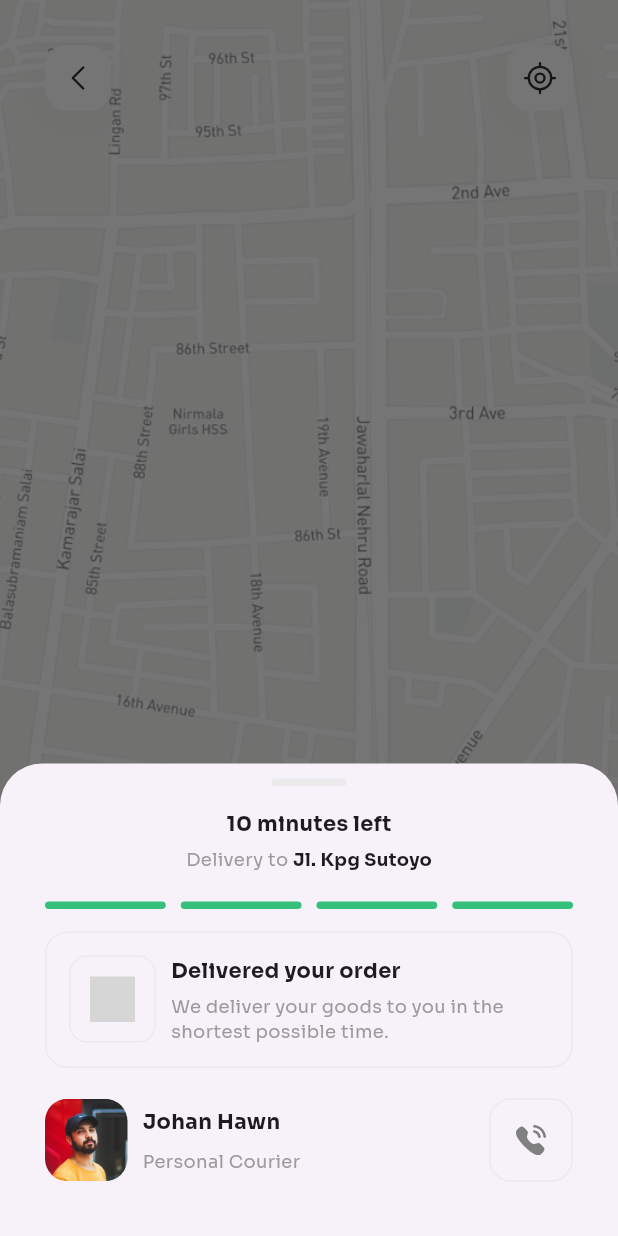
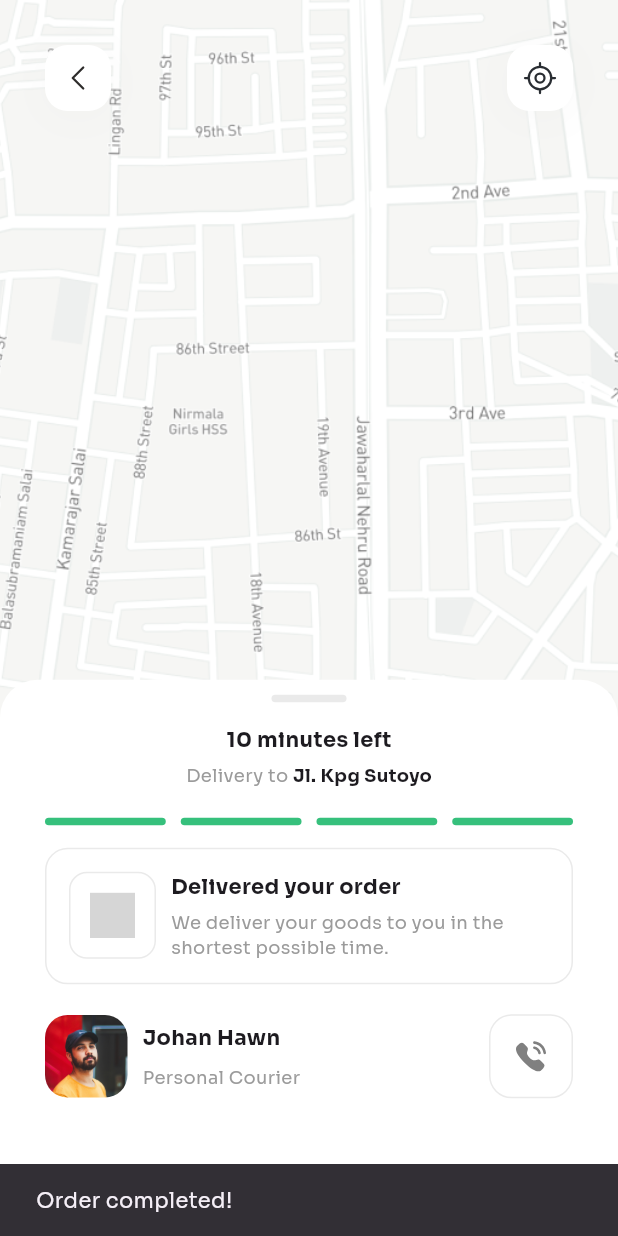
Before and after one commit to theArtistSam/Flutter-CoffeeStoreApp, a Flutter app: the OrderPage screen opened directly, after a tap on "Order", on a phone screen of 412 x 824 dp. Run offline on Flutter 3.47's test engine with Material 3 defaults, Android fonts, the phone set to English and light mode, and no system bars; our stand-ins replace flutter_svg, google_fonts; project files that could hold a hidden picture were left out; grey boxes are pictures that could not be loaded.

Commit message:
Draggable Bottom Sheet Added

```diff
--- a/lib/pages/delivery/delivery_page.dart
+++ b/lib/pages/delivery/delivery_page.dart
@@ -3,32 +3,100 @@ import 'package:coffee_app/utils/font.dart';
 import 'package:flutter/material.dart';
 import 'package:flutter_svg/flutter_svg.dart';
 
-class DeliveryPage extends StatefulWidget {
+class DeliveryPage extends StatelessWidget {
   const DeliveryPage({super.key});
 
   @override
-  State<DeliveryPage> createState() => _DeliveryPageState();
+  Widget build(BuildContext context) {
+    final statusBarHeight = MediaQuery.of(context).padding.top;
+
+    return Scaffold(
+      backgroundColor: backgroundColor,
+      body: Stack(
+        children: [
+          Image.asset(
+            'assets/images/map.png',
+            fit: BoxFit.cover,
+            width: double.infinity,
+            height: double.infinity,
+          ),
+          DraggableScrollableSheet(
+              initialChildSize: 0.45,
+              minChildSize: 0.37,
+              maxChildSize: .5,
+              builder: (context, controller) => _showBottomSheet(controller)),
+          Padding(
+            padding: EdgeInsets.symmetric(
+                horizontal: 30, vertical: 30 + statusBarHeight),
+            child: Row(
+              children: [
+                InkWell(
+                  onTap: () {
+                    Navigator.pop(context);
+                  },
+                  child: Container(
+                    decoration: BoxDecoration(
+                      color: Colors.white,
+                      borderRadius: BorderRadius.circular(15),
+                      boxShadow: [
+                        BoxShadow(
+                          color: const Color(0xffE4E4E4).withOpacity(0.25),
+                          spreadRadius: 0,
+                          blurRadius: 24,
+                          offset:
+                              const Offset(0, 4), // changes position of shadow
+                        ),
+                      ],
+                    ),
+                    child: Padding(
+                      padding: const EdgeInsets.all(10),
+                      child: SvgPicture.asset(
+                        'assets/icons/back-arrow.svg',
+                      ),
+                    ),
+                  ),
+                ),
+                const Spacer(),
+                Container(
+                  decoration: BoxDecoration(
+                    color: Colors.white,
+                    borderRadius: BorderRadius.circular(15),
+                    boxShadow: [
+                      BoxShadow(
+                        color: const Color(0xffE4E4E4).withOpacity(0.25),
+                        spreadRadius: 0,
+                        blurRadius: 24,
+                        offset:
+                            const Offset(0, 4), // changes position of shadow
+                      ),
+                    ],
+                  ),
+                  child: Padding(
+                    padding: const EdgeInsets.all(10),
+                    child: SvgPicture.asset(
+                      'assets/icons/gps.svg',
+                    ),
+                  ),
+                )
+              ],
+            ),
+          ),
+        ],
+      ),
+    );
   }
 
-class _DeliveryPageState extends State<DeliveryPage> {
-  /// create a bottom drawer controller to control the drawer.
-  @override
-  void initState() {
-    super.initState();
-    WidgetsBinding.instance.addPostFrameCallback((_) {
-      _showModalBottomSheet(context);
-    });
-  }
-
-
-
-void _showModalBottomSheet(BuildContext context) {
-  showModalBottomSheet(
-    context: context,
-    builder: (BuildContext context) {
-      return SizedBox(
-        height: 315,
-        child: Padding(
+  Widget _showBottomSheet(controller) => Container(
+        decoration: BoxDecoration(
+          color: Colors.white,
+          borderRadius: BorderRadius.circular(25),
+        ),
+        child: ListView(
+          // physics: const BouncingScrollPhysics(),
+          padding: const EdgeInsets.all(0),
+          controller: controller,
+          children: [
+            Padding(
               padding: const EdgeInsets.only(
                 left: 30,
                 right: 30,
@@ -150,7 +218,8 @@ void _showModalBottomSheet(BuildContext context) {
                                 ),
                                 const SizedBox(height: 5),
                                 Font(
-                              text: "We deliver your goods to you in the shortest possible time.",
+                                  text:
+                                      "We deliver your goods to you in the shortest possible time.",
                                   fontSize: 12,
                                   fontWeight: "Regular",
                                   color: secondaryTextColor,
@@ -219,87 +288,8 @@ void _showModalBottomSheet(BuildContext context) {
                   // SizedBox(height: gestureBarHeight),
                 ],
               ),
-        ),
-      );
-    },
-  );
-}
-
-  @override
-  Widget build(BuildContext context) {
-    final screenWidth = MediaQuery.of(context).size.width;
-    final statusBarHeight = MediaQuery.of(context).padding.top;
-    final gestureBarHeight = MediaQuery.of(context).padding.bottom;
-
-    return Scaffold(
-      backgroundColor: Colors.white,
-      body: Stack(
-        children: [
-          Image.asset(
-            'assets/images/map.png',
-            fit: BoxFit.cover,
-            width: double.infinity,
-            height: double.infinity,
-          ),
-          Padding(
-            padding: EdgeInsets.symmetric(
-              horizontal: 30,
-              vertical: 30 + statusBarHeight
-            ),
-            child: Row(
-              children: [
-                GestureDetector(
-                  onTap: (){
-                    Navigator.pop(context);
-                  },
-                  child: Container(
-                    decoration: BoxDecoration(
-                      color: Colors.white,
-                      borderRadius: BorderRadius.circular(15),
-                      boxShadow: [
-                        BoxShadow(
-                          color: const Color(0xffE4E4E4).withOpacity(0.25),
-                          spreadRadius: 0,
-                          blurRadius: 24,
-                          offset: const Offset(0, 4), // changes position of shadow
-                        ),
-                      ],
-                    ),
-                    child: Padding(
-                      padding: const EdgeInsets.all(10),
-                      child: SvgPicture.asset(
-                        'assets/icons/back-arrow.svg',
-                      ),
-                    ),
-                  ),
-                ),
-                const Spacer(),
-                Container(
-                  decoration: BoxDecoration(
-                    color: Colors.white,
-                    borderRadius: BorderRadius.circular(15),
-                    boxShadow: [
-                      BoxShadow(
-                        color: const Color(0xffE4E4E4).withOpacity(0.25),
-                        spreadRadius: 0,
-                        blurRadius: 24,
-                        offset: const Offset(0, 4), // changes position of shadow
-                      ),
-                    ],
-                  ),
-                  child: Padding(
-                    padding: const EdgeInsets.all(10),
-                    child: SvgPicture.asset(
-                      'assets/icons/gps.svg',
-                    ),
-                  ),
             )
-              ],
-            ),
-          ),
           ],
         ),
       );
 }
-
-}
--- a/lib/pages/order/order_page.dart
+++ b/lib/pages/order/order_page.dart
@@ -361,7 +361,9 @@ class _OrderPageState extends State<OrderPage> {
                     ]
                   ),
                   const SizedBox(height: 20),
-                  GestureDetector(
+                  InkWell(
+                    highlightColor: primaryTapColor,
+                    borderRadius: BorderRadius.circular(15),
                     onTap: (){
                       orderList.clear();
                       const snackBar = SnackBar(
@@ -374,7 +376,7 @@ class _OrderPageState extends State<OrderPage> {
                         MaterialPageRoute(builder: (context) => const DeliveryPage(),
                       ));
                     },
-                    child: Container(
+                    child: Ink(
                       width: screenWidth,
                       decoration: BoxDecoration(
                         color: primaryColor,
--- a/lib/utils/constants.dart
+++ b/lib/utils/constants.dart
@@ -3,6 +3,7 @@
 import 'dart:ui';
 
 const primaryColor = Color(0xffC67C4E);
+const primaryTapColor = Color(0xffAE5F2E);
 const primaryColorLight = Color(0xffFFF5EE);
 const backgroundColor = Color(0xffF9F9F9);
 const borderColor = Color(0xffEAEAEA);
```
Lines whose indentation alone changed are shown as unchanged.
